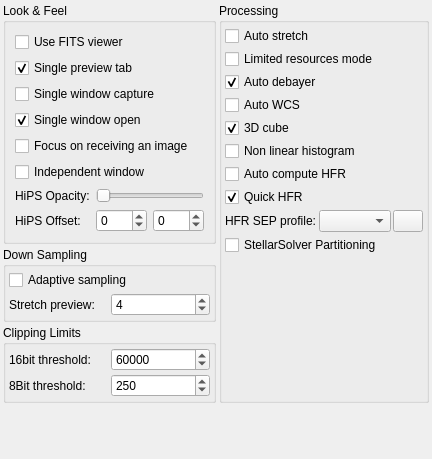
KDE/kstars, file kstars/fitsviewer/opsfits.ui: the form before one commit.
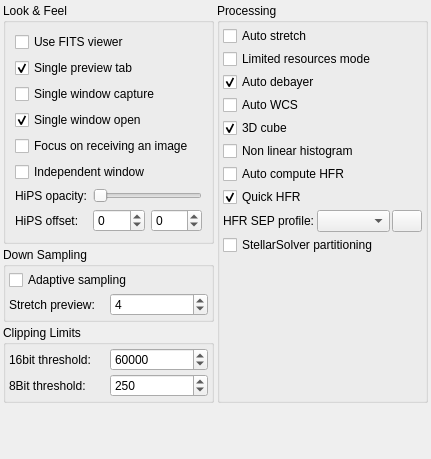
The form after the commit.

```diff
--- a/kstars/fitsviewer/opsfits.ui
+++ b/kstars/fitsviewer/opsfits.ui
@@ -131,14 +131,14 @@
             <item row="0" column="0">
              <widget class="QLabel" name="label">
               <property name="text">
-               <string>HiPS Opacity:</string>
+               <string>HiPS opacity:</string>
               </property>
              </widget>
             </item>
             <item row="1" column="0">
              <widget class="QLabel" name="label_2">
               <property name="text">
-               <string>HiPS Offset:</string>
+               <string>HiPS offset:</string>
               </property>
              </widget>
             </item>
@@ -479,7 +479,7 @@
            <string>Enable StellarSolver partition. Partitions the image in multiple threads to speed up detecting stars. This may significantly speed up source extraction but may result in unstable operation.</string>
           </property>
           <property name="text">
-           <string>StellarSolver Partitioning</string>
+           <string>StellarSolver partitioning</string>
           </property>
           <property name="checked">
            <bool>false</bool>
```
